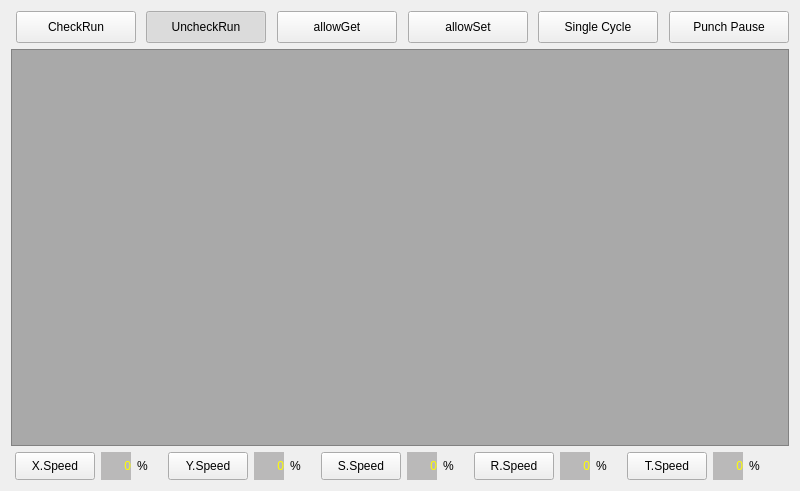
Before: the Qt Designer form hcinstruction/ichcprogrammonitorframe.ui in GaussCheng/2-5AxisPunch, drawn with Qt 5.
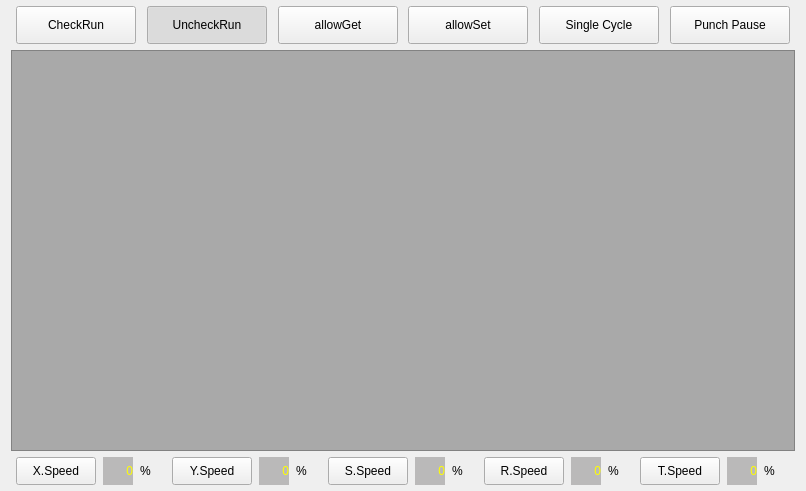
After: the same form once the commit is applied.

Commit message: 标准冲床上下料添加3个过渡点，自动页面上方按钮加大，发布5.1.3版本

What changed in the file:
```diff
--- a/hcinstruction/ichcprogrammonitorframe.ui
+++ b/hcinstruction/ichcprogrammonitorframe.ui
@@ -6,7 +6,7 @@
    <rect>
     <x>0</x>
     <y>0</y>
-    <width>800</width>
+    <width>806</width>
     <height>491</height>
    </rect>
   </property>
@@ -28,6 +28,15 @@
    <enum>QFrame::Plain</enum>
   </property>
   <layout class="QVBoxLayout" name="verticalLayout">
+   <property name="spacing">
+    <number>6</number>
+   </property>
+   <property name="topMargin">
+    <number>6</number>
+   </property>
+   <property name="bottomMargin">
+    <number>6</number>
+   </property>
    <item>
     <layout class="QHBoxLayout" name="horizontalLayout_2">
      <item>
@@ -48,7 +57,7 @@
        <property name="minimumSize">
         <size>
          <width>120</width>
-         <height>32</height>
+         <height>38</height>
         </size>
        </property>
        <property name="maximumSize">
@@ -92,7 +101,7 @@
        <property name="minimumSize">
         <size>
          <width>120</width>
-         <height>32</height>
+         <height>38</height>
         </size>
        </property>
        <property name="maximumSize">
@@ -139,7 +148,7 @@
        <property name="minimumSize">
         <size>
          <width>120</width>
-         <height>32</height>
+         <height>38</height>
         </size>
        </property>
        <property name="maximumSize">
@@ -180,7 +189,7 @@
        <property name="minimumSize">
         <size>
          <width>120</width>
-         <height>32</height>
+         <height>38</height>
         </size>
        </property>
        <property name="maximumSize">
@@ -221,7 +230,7 @@
        <property name="minimumSize">
         <size>
          <width>120</width>
-         <height>32</height>
+         <height>38</height>
         </size>
        </property>
        <property name="focusPolicy">
@@ -250,7 +259,7 @@
        <property name="minimumSize">
         <size>
          <width>120</width>
-         <height>32</height>
+         <height>38</height>
         </size>
        </property>
        <property name="focusPolicy">
@@ -264,6 +273,19 @@
        </property>
       </widget>
      </item>
+     <item>
+      <spacer name="horizontalSpacer_6">
+       <property name="orientation">
+        <enum>Qt::Horizontal</enum>
+       </property>
+       <property name="sizeHint" stdset="0">
+        <size>
+         <width>40</width>
+         <height>20</height>
+        </size>
+       </property>
+      </spacer>
+     </item>
     </layout>
    </item>
    <item>
```
Left out of the diff: 27 changed lines with no effect on the pictures. The commit also changes 2 other files.
